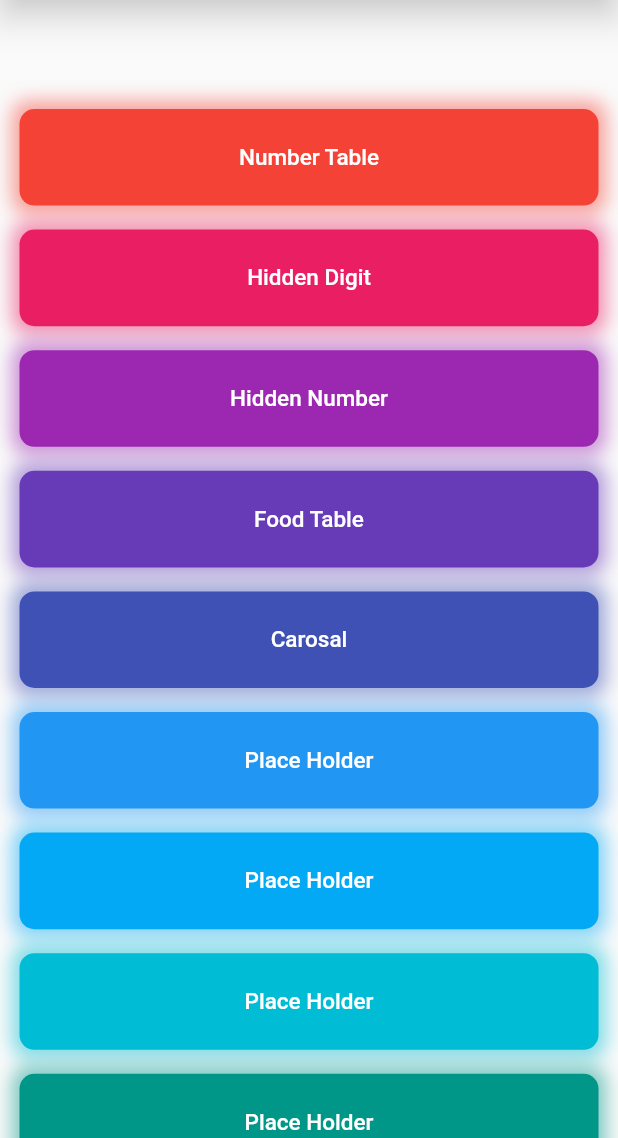
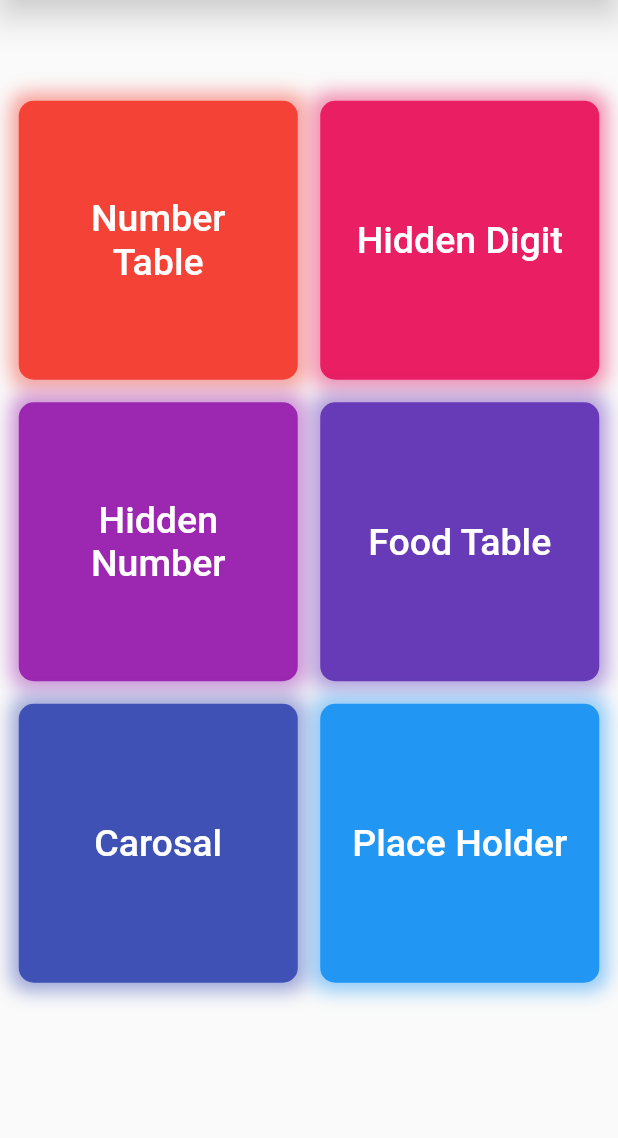
Before and after one commit to metaspook/numagic, a Flutter app: the screen it shows after launch, on a phone screen of 412 x 824 dp, the part 98-1236 px from its top. Run offline on Flutter 3.47's test engine with Material 2 defaults, Android fonts, the phone set to English and light mode, and no system bars; our stand-ins replace card_swiper, carousel_slider, page_indicator, velocity_x.

Commit message:
Improve UI

```diff
--- a/lib/pages/home.dart
+++ b/lib/pages/home.dart
@@ -56,50 +56,15 @@ class _HomePageState extends State<HomePage> {
               "title": "Place Holder",
               "function": () =>
                   navigator.routeManager.push(Uri.parse("/hidden_digit"))
-            },
-            {
-              "title": "Place Holder",
-              "function": () =>
-                  navigator.routeManager.push(Uri.parse("/hidden_digit"))
-            },
-            {
-              "title": "Place Holder",
-              "function": () =>
-                  navigator.routeManager.push(Uri.parse("/hidden_digit"))
-            },
-            {
-              "title": "Place Holder",
-              "function": () =>
-                  navigator.routeManager.push(Uri.parse("/hidden_digit"))
-            },
-            {
-              "title": "Place Holder",
-              "function": () =>
-                  navigator.routeManager.push(Uri.parse("/hidden_digit"))
-            },
-            {
-              "title": "Place Holder",
-              "function": () =>
-                  navigator.routeManager.push(Uri.parse("/hidden_digit"))
-            },
-            {
-              "title": "Place Holder",
-              "function": () =>
-                  navigator.routeManager.push(Uri.parse("/hidden_digit"))
-            },
-            {
-              "title": "Place Holder",
-              "function": () =>
-                  navigator.routeManager.push(Uri.parse("/hidden_digit"))
             }
           ];
 
           return GridView.builder(
             padding: EdgeInsets.symmetric(
                 horizontal: 5,
-                vertical: platform == TargetPlatform.android ||
-                        platform == TargetPlatform.iOS
-                    ? 130
+                vertical: platform == TargetPlatform.iOS ||
+                        platform == TargetPlatform.android
+                    ? 125
                     : 65),
             itemCount: itemList.length,
             itemBuilder: (context, index) => ItemWidget(
@@ -114,8 +79,8 @@ class _HomePageState extends State<HomePage> {
                       ? 3
                       : constraints.maxWidth > 500
                           ? 2
-                          : 1,
-              childAspectRatio: 5,
+                          : 2,
+              // childAspectRatio: 5,
             ),
           );
         }));
--- a/lib/widgets/items.dart
+++ b/lib/widgets/items.dart
@@ -16,7 +16,7 @@ class ItemWidget extends StatelessWidget {
   Widget build(BuildContext context) {
     final Color color = Colors.primaries[index % Colors.primaries.length];
     return Padding(
-      padding: const EdgeInsets.all(8),
+      padding: const EdgeInsets.all(7.5),
       child: Container(
         decoration: BoxDecoration(
           boxShadow: [
@@ -36,7 +36,8 @@ class ItemWidget extends StatelessWidget {
           onPressed: () => function(),
           // tileColor: color.withOpacity(0.3),
           child: Text(title,
-              style: const TextStyle(fontSize: 15, color: Colors.white)),
+              textAlign: TextAlign.center,
+              style: const TextStyle(fontSize: 25, color: Colors.white)),
         ),
       ),
     );
```
Also changed, not shown: lib/pages/food_table.dart (+19 -21 lines).
